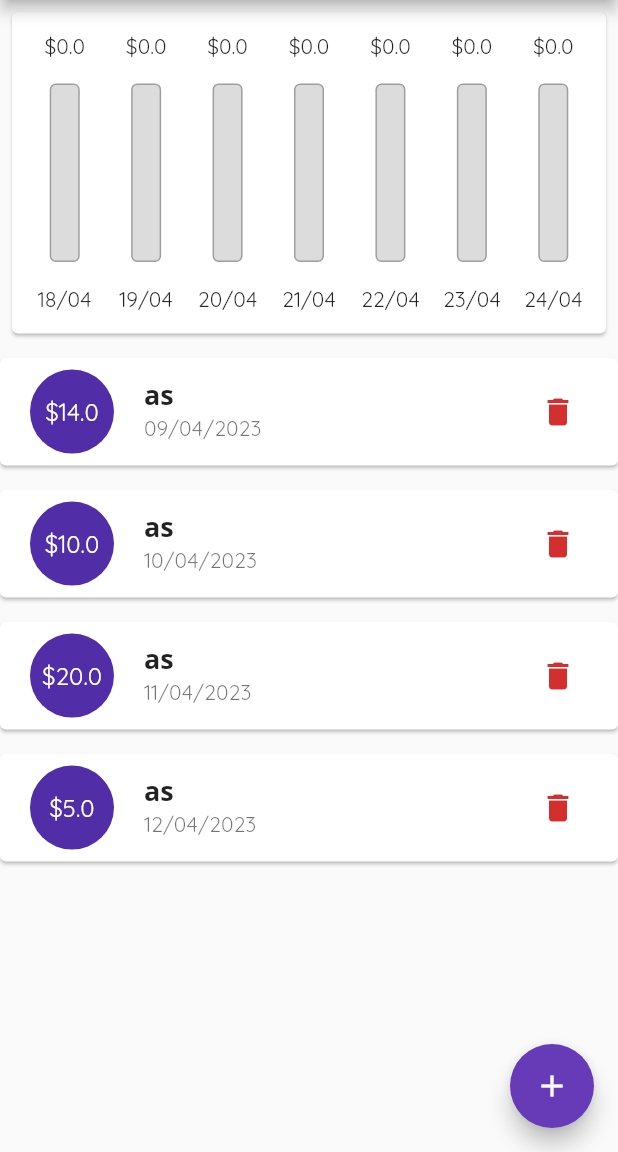
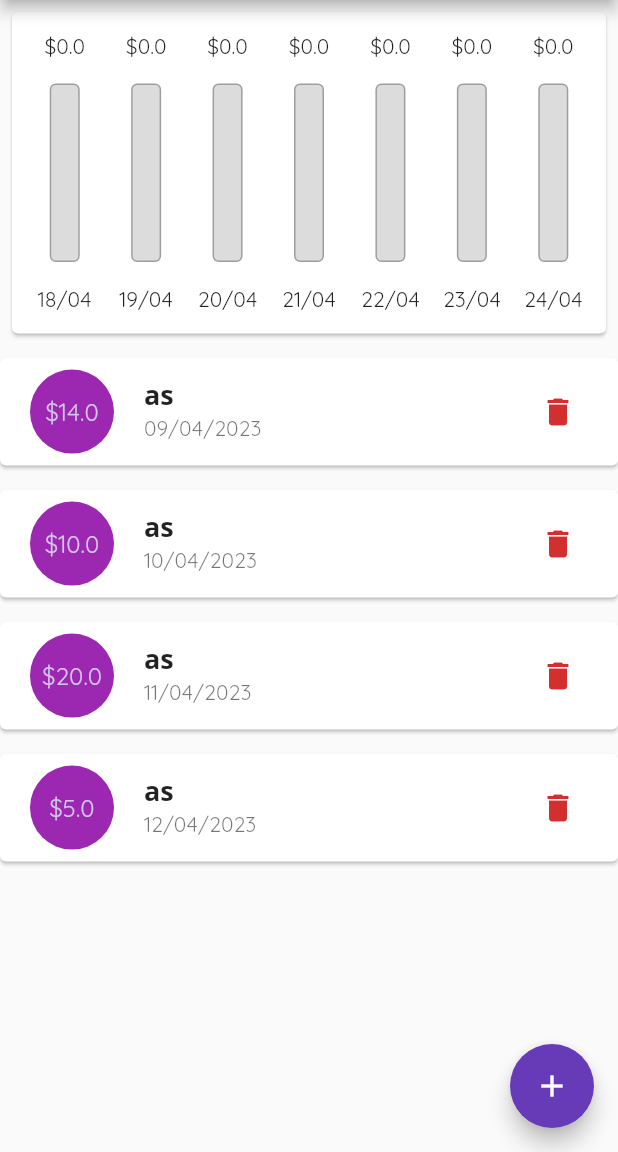
Before and after one commit to ducvt97/learn-flutter, a Flutter app: the screen it shows after launch, on a phone screen of 412 x 824 dp, the part 84-1236 px from its top. Run offline on Flutter 3.47's test engine with Material 2 defaults, Android fonts, the phone set to English and light mode, and no system bars.

Commit message:
Refactor code for Personal Expenses app

```diff
--- a/personal_expenses/lib/main.dart
+++ b/personal_expenses/lib/main.dart
@@ -130,12 +130,8 @@ class _MyHomePageState extends State<MyHomePage> {
       ),
     );
 
-    return Scaffold(
-      appBar: appBar,
-      body: SingleChildScrollView(
-        child: Column(
-          children: [
-            if (isLandscapeMode)
+    List<Widget> buildLandscapeContent() {
+      return [
         Row(
           mainAxisAlignment: MainAxisAlignment.center,
           children: [
@@ -151,9 +147,24 @@ class _MyHomePageState extends State<MyHomePage> {
             ),
           ],
         ),
-            if (!isLandscapeMode) chartWidget(0.3),
-            if (!isLandscapeMode) txList,
-            if (isLandscapeMode) _showChart ? chartWidget(0.7) : txList,
+        _showChart ? chartWidget(0.7) : txList,
+      ];
+    }
+
+    List<Widget> buildPortraitContent() {
+      return [
+        chartWidget(0.3),
+        txList,
+      ];
+    }
+
+    return Scaffold(
+      appBar: appBar,
+      body: SingleChildScrollView(
+        child: Column(
+          children: [
+            if (isLandscapeMode) ...buildLandscapeContent(),
+            if (!isLandscapeMode) ...buildPortraitContent(),
           ],
         ),
       ),
--- a/personal_expenses/lib/widgets/transaction_item.dart
+++ b/personal_expenses/lib/widgets/transaction_item.dart
@@ -1,8 +1,10 @@
+import 'dart:math';
+
 import 'package:flutter/material.dart';
 import 'package:intl/intl.dart';
 import 'package:personal_expenses/models/transaction.dart';
 
-class TransactionItem extends StatelessWidget {
+class TransactionItem extends StatefulWidget {
   final Transaction transaction;
   final VoidCallback deleteTransaction;
   const TransactionItem({
@@ -12,27 +14,47 @@ class TransactionItem extends StatelessWidget {
   });
 
   @override
+  State<TransactionItem> createState() => _TransactionItemState();
+}
+
+class _TransactionItemState extends State<TransactionItem> {
+  Color? bgColor;
+  final colorList = [
+    Colors.purple,
+    Colors.amber,
+    Colors.lightBlue,
+    Colors.teal,
+  ];
+
+  @override
+  void initState() {
+    bgColor = colorList[Random().nextInt(4)];
+    super.initState();
+  }
+
+  @override
   Widget build(BuildContext context) {
     return Card(
       margin: const EdgeInsets.symmetric(vertical: 8),
       child: ListTile(
         leading: CircleAvatar(
+          backgroundColor: bgColor,
           radius: 32,
           child: Padding(
             padding: const EdgeInsets.all(8),
             child: FittedBox(
               child: Text(
-                '\$${transaction.amount}',
+                '\$${widget.transaction.amount}',
               ),
             ),
           ),
         ),
         title: Text(
-          transaction.title,
+          widget.transaction.title,
           style: Theme.of(context).textTheme.titleMedium,
         ),
         subtitle: Text(
-          DateFormat('dd/MM/yyyy').format(transaction.date),
+          DateFormat('dd/MM/yyyy').format(widget.transaction.date),
           style: const TextStyle(fontSize: 14),
         ),
         trailing: MediaQuery.of(context).size.width > 460
@@ -40,12 +62,12 @@ class TransactionItem extends StatelessWidget {
                 style: TextButton.styleFrom(
                   foregroundColor: Theme.of(context).colorScheme.error,
                 ),
-                onPressed: deleteTransaction,
+                onPressed: widget.deleteTransaction,
                 icon: const Icon(Icons.delete),
                 label: const Text('Delete'),
               )
             : IconButton(
-                onPressed: deleteTransaction,
+                onPressed: widget.deleteTransaction,
                 icon: const Icon(Icons.delete),
                 color: Theme.of(context).colorScheme.error,
               ),
```
Lines whose indentation alone changed are shown as unchanged.
